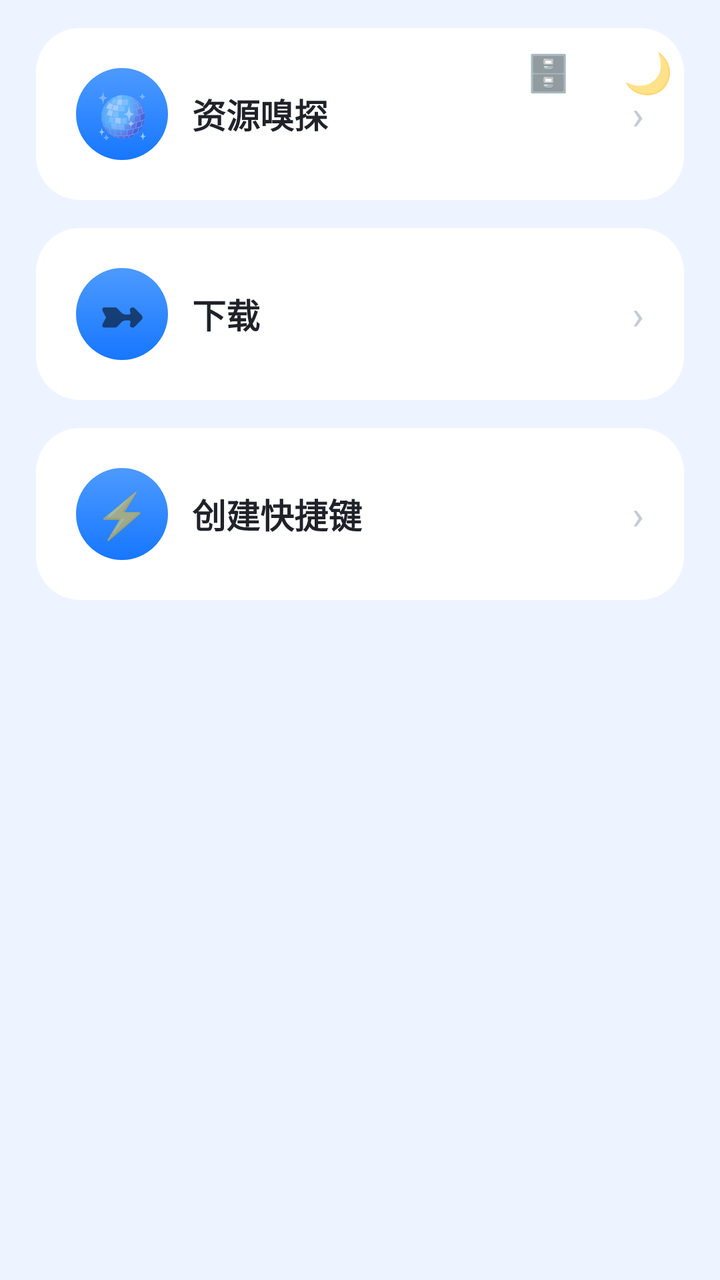
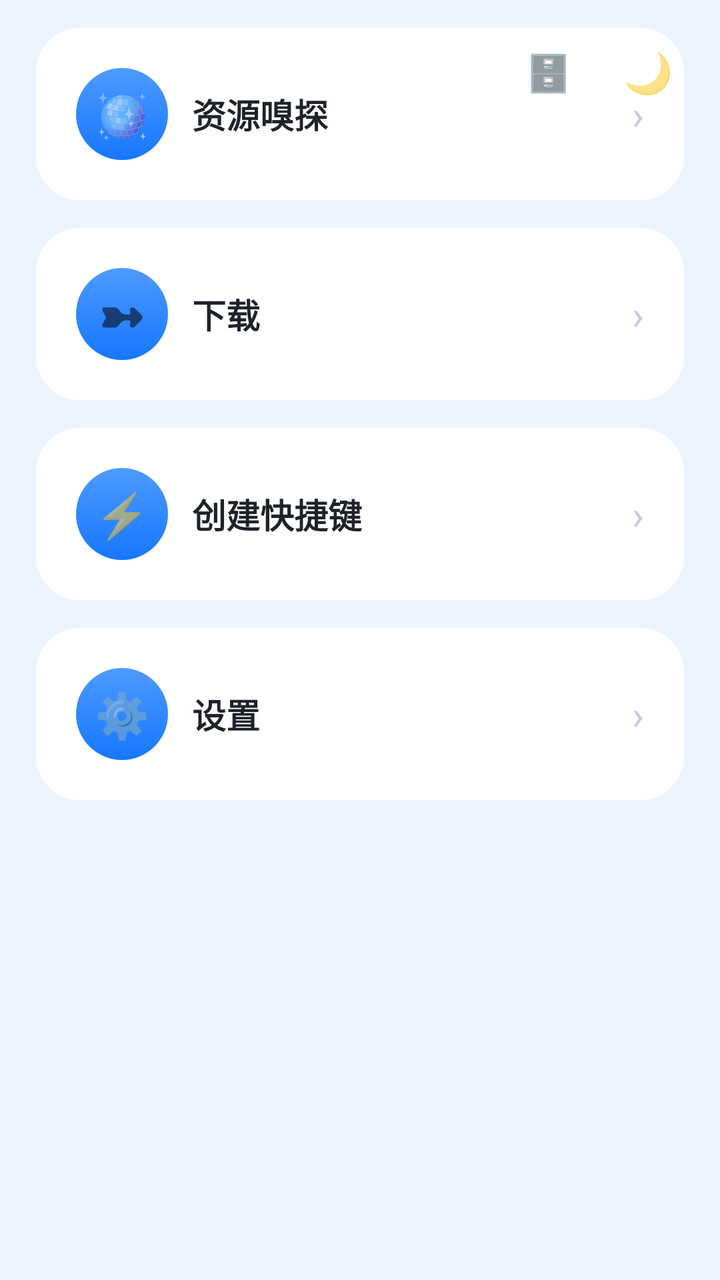

Two renders of the same Android screen: before a commit and after it. Below are the layout's source before the change and the commit's diff.
<!-- AndroidManifest.xml: application theme AppTheme -->
<!-- res/layout/activity_toolbox.xml -->
<?xml version="1.0" encoding="utf-8"?>
<FrameLayout xmlns:android="http://schemas.android.com/apk/res/android"
    android:id="@+id/toolRoot"
    android:layout_width="match_parent" android:layout_height="match_parent">

    <TextView android:id="@+id/lanToggle"
        android:layout_width="44dp" android:layout_height="44dp"
        android:layout_gravity="top|right" android:layout_marginTop="14dp" android:layout_marginRight="64dp"
        android:gravity="center" android:elevation="6dp"
        android:text="🗄️" android:textSize="18sp"/>

    <TextView android:id="@+id/themeToggle"
        android:layout_width="44dp" android:layout_height="44dp"
        android:layout_gravity="top|right" android:layout_margin="14dp"
        android:gravity="center" android:elevation="6dp"
        android:text="🌙" android:textSize="20sp"/>

    <LinearLayout android:id="@+id/toolColumn"
        android:layout_width="match_parent" android:layout_height="match_parent"
        android:orientation="vertical"
        android:background="@color/bg">

        <ScrollView
            android:layout_width="match_parent" android:layout_height="match_parent"
            android:fillViewport="true" android:scrollbars="none">

            <LinearLayout
                android:layout_width="match_parent" android:layout_height="wrap_content"
                android:orientation="vertical"
                android:paddingLeft="18dp" android:paddingRight="18dp"
                android:paddingTop="14dp" android:paddingBottom="18dp">

                <LinearLayout android:tag="card" android:id="@+id/cardPlayer"
                    android:layout_width="match_parent" android:layout_height="wrap_content"
                    android:layout_marginTop="0dp"
                    android:background="@drawable/bg_card" android:orientation="vertical"
                    android:padding="20dp">

                    <LinearLayout
                        android:layout_width="match_parent" android:layout_height="wrap_content"
                        android:orientation="horizontal" android:gravity="center_vertical">
                        <TextView
                            android:layout_width="46dp" android:layout_height="46dp"
                            android:background="@drawable/bg_btn"
                            android:text="🪩" android:textSize="22sp" android:gravity="center"/>
                        <TextView
                            android:layout_width="0dp" android:layout_height="wrap_content"
                            android:layout_weight="1" android:layout_marginLeft="12dp"
                            android:text="资源嗅探" android:textSize="17sp"
                            android:textStyle="bold" android:tag="title" android:textColor="@color/textMain"/>
                        <TextView android:text="›" android:textSize="20sp"
                            android:textColor="#C3CAD6"
                            android:layout_width="wrap_content" android:layout_height="wrap_content"/>
                    </LinearLayout>
                </LinearLayout>

                <LinearLayout android:tag="card" android:id="@+id/cardDownload"
                    android:layout_width="match_parent" android:layout_height="wrap_content"
                    android:layout_marginTop="14dp"
                    android:background="@drawable/bg_card" android:orientation="vertical"
                    android:padding="20dp">
                    <LinearLayout
                        android:layout_width="match_parent" android:layout_height="wrap_content"
                        android:orientation="horizontal" android:gravity="center_vertical">
                        <TextView
                            android:layout_width="46dp" android:layout_height="46dp"
                            android:background="@drawable/bg_btn"
                            android:text="➼" android:textSize="22sp" android:gravity="center"/>
                        <TextView
                            android:layout_width="0dp" android:layout_height="wrap_content"
                            android:layout_weight="1" android:layout_marginLeft="12dp"
                            android:text="下载" android:textSize="17sp"
                            android:textStyle="bold" android:tag="title" android:textColor="@color/textMain"/>
                        <TextView android:text="›" android:textSize="20sp"
                            android:textColor="#C3CAD6"
                            android:layout_width="wrap_content" android:layout_height="wrap_content"/>
                    </LinearLayout>
                </LinearLayout>
                <LinearLayout android:tag="card" android:id="@+id/cardShortcut"
                    android:layout_width="match_parent" android:layout_height="wrap_content"
                    android:layout_marginTop="14dp"
                    android:background="@drawable/bg_card" android:orientation="vertical"
                    android:padding="20dp">
                    <LinearLayout
                        android:layout_width="match_parent" android:layout_height="wrap_content"
                        android:orientation="horizontal" android:gravity="center_vertical">
                        <TextView
                            android:layout_width="46dp" android:layout_height="46dp"
                            android:background="@drawable/bg_btn" android:padding="8dp"
                            android:text="⚡" android:textSize="22sp" android:gravity="center"/>
                        <TextView
                            android:layout_width="0dp" android:layout_height="wrap_content"
                            android:layout_weight="1" android:layout_marginLeft="12dp"
                            android:text="创建快捷键" android:textSize="17sp"
                            android:textStyle="bold" android:tag="title" android:textColor="@color/textMain"/>
                        <TextView android:text="›" android:textSize="20sp"
                            android:textColor="#C3CAD6"
                            android:layout_width="wrap_content" android:layout_height="wrap_content"/>
                    </LinearLayout>
                </LinearLayout>


            </LinearLayout>
        </ScrollView>
    </LinearLayout>
</FrameLayout>
<!-- resources referenced by this layout -->
<resources>
  <color name="bg">#EEF4FF</color>
  <color name="textMain">#1F2329</color>
  <!-- drawable bg_btn (drawable) -->
  <?xml version="1.0" encoding="utf-8"?>
  <ripple xmlns:android="http://schemas.android.com/apk/res/android">
      <item>
          <shape>
              <gradient android:startColor="#4D9AFF" android:endColor="#1677FF" android:angle="270"/>
              <corners android:radius="26dp"/>
          </shape>
      </item>
  </ripple>
  <!-- drawable bg_card (drawable) -->
  <?xml version="1.0" encoding="utf-8"?>
  <shape xmlns:android="http://schemas.android.com/apk/res/android">
      <solid android:color="#FFFFFF"/>
      <corners android:radius="22dp"/>
  </shape>
  <style name="AppTheme" parent="android:Theme.Material.Light.NoActionBar">
          <item name="android:windowFullscreen">true</item>
          <item name="android:windowNoTitle">true</item>
          <item name="android:windowTranslucentNavigation">true</item>
          <item name="android:windowBackground">@color/bg</item>
          <item name="android:colorAccent">@color/blue2</item>
      </style>
  <color name="blue2">#1677FF</color>
</resources>

<!-- the commit's change to res/layout/activity_toolbox.xml (unified diff, before → after) -->
@@ -100,6 +100,29 @@
                 </LinearLayout>
 
 
+
+                <LinearLayout android:tag="card" android:id="@+id/cardAppSettings"
+                    android:layout_width="match_parent" android:layout_height="wrap_content"
+                    android:layout_marginTop="14dp"
+                    android:background="@drawable/bg_card" android:orientation="vertical"
+                    android:padding="20dp">
+                    <LinearLayout
+                        android:layout_width="match_parent" android:layout_height="wrap_content"
+                        android:orientation="horizontal" android:gravity="center_vertical">
+                        <TextView
+                            android:layout_width="46dp" android:layout_height="46dp"
+                            android:background="@drawable/bg_btn" android:padding="8dp"
+                            android:text="⚙️" android:textSize="22sp" android:gravity="center"/>
+                        <TextView
+                            android:layout_width="0dp" android:layout_height="wrap_content"
+                            android:layout_weight="1" android:layout_marginLeft="12dp"
+                            android:text="设置" android:textSize="17sp"
+                            android:textStyle="bold" android:tag="title" android:textColor="@color/textMain"/>
+                        <TextView android:text="›" android:textSize="20sp"
+                            android:textColor="#C3CAD6"
+                            android:layout_width="wrap_content" android:layout_height="wrap_content"/>
+                    </LinearLayout>
+                </LinearLayout>
             </LinearLayout>
         </ScrollView>
     </LinearLayout>
